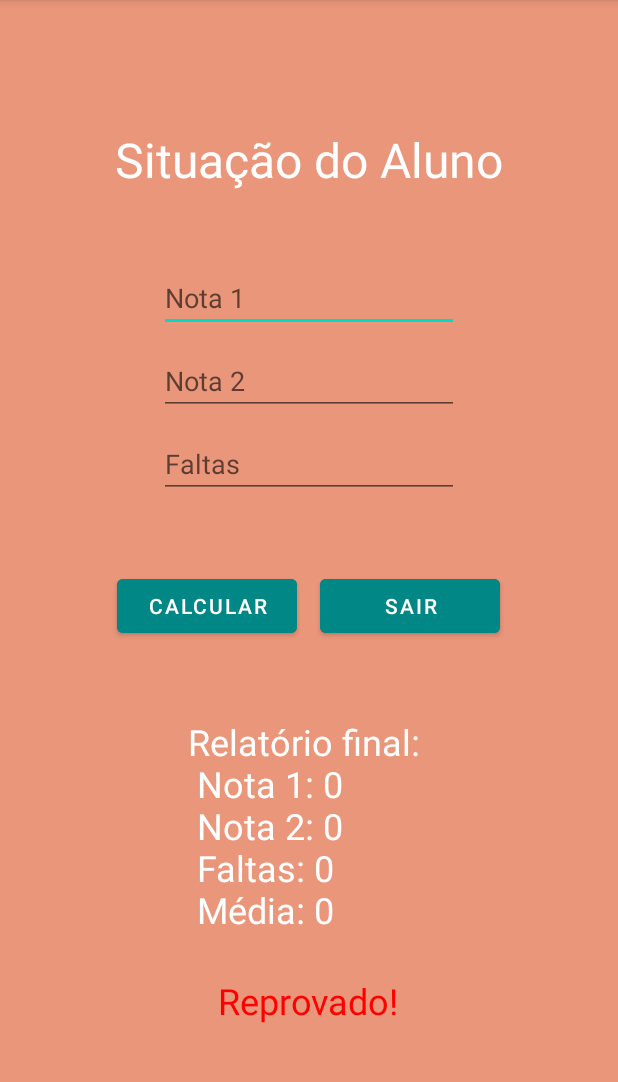
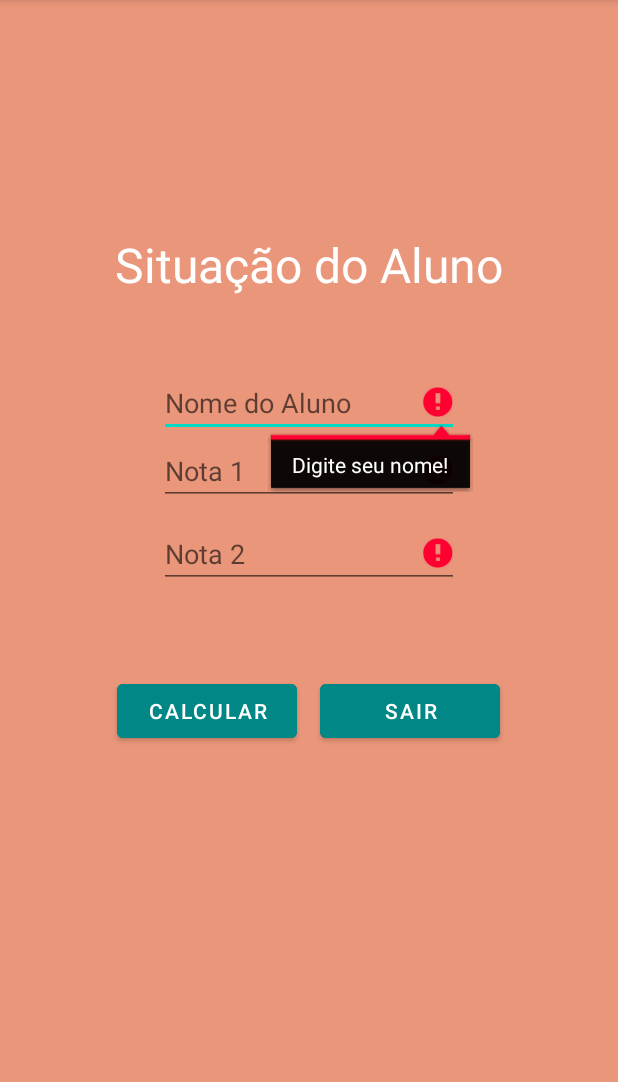
Before and after one commit to marianasgit/controleDeNotas, an Android app: the screen it shows after launch (MainActivity), after a tap on "CALCULAR", on a phone screen of 412 x 824 dp, the part 84-1166 px from its top. Run offline under Robolectric (Android 15) with nearby library versions, the phone set to English and light mode, and no system bars.

Commit message:
adicionando funcoes

```diff
--- a/app/src/main/java/com/example/controledenotas/MainActivity.kt
+++ b/app/src/main/java/com/example/controledenotas/MainActivity.kt
@@ -6,6 +6,10 @@ import android.os.Bundle
 import android.widget.Button
 import android.widget.EditText
 import android.widget.TextView
+
+private lateinit var nomeEditText: EditText
+private lateinit var nota1EditText: EditText
+private lateinit var nota2EditText: EditText
 
 class MainActivity : AppCompatActivity() {
     override fun onCreate(savedInstanceState: Bundle?) {
@@ -16,24 +20,26 @@ class MainActivity : AppCompatActivity() {
         val sair = findViewById<Button>(R.id.sair)
 
         calcular.setOnClickListener {
-            val nota1 = findViewById<EditText>(R.id.nota1).text.toString().toInt()  //resgatando os valores inseridos pelo usuário
-            val nota2 = findViewById<EditText>(R.id.nota2).text.toString().toInt()
-            val faltas = findViewById<EditText>(R.id.faltas).text.toString().toInt()
+              //resgatando os valores inseridos pelo usuário
             val relatorio = findViewById<TextView>(R.id.relatorio)
             val situacao = findViewById<TextView>(R.id.situacao)
 
-            val media = (nota1 + nota2) / 2
+            nota1EditText = findViewById(R.id.nota1)
+            nota2EditText = findViewById(R.id.nota2)
+            nomeEditText = findViewById(R.id.nome)
 
-            relatorio.text = "Relatório final: \n Nota 1: ${nota1} \n Nota 2: ${nota2} \n Faltas: ${faltas} \n Média: ${media} \n "
+            if (validarCampos()) {
 
-            if (media >=5) {
-                situacao.text = "Aprovado!"
-                situacao.setTextColor(Color.GREEN)
-            } else {
-                situacao.text = "Reprovado!"
-                situacao.setTextColor(Color.RED)
+                val nota1 = nota1EditText.text.toString().toInt()
+                val nota2 = nota2EditText.text.toString().toInt()
+                val nome = nomeEditText.text.toString()
+
+                val media = calcularMedia(nota1, nota2)
+
+                //relatorio.text = "Relatório final: \n Aluno: ${nome} \n Nota 1: ${nota1} \n Nota 2: ${nota2} \n Média: ${media} \n "
+
+                relatorio.text = situacaoAluno(media)
             }
-
 
         }
 
@@ -41,4 +47,52 @@ class MainActivity : AppCompatActivity() {
             finish()
         }
     }
+//
+//    fun situacaoAluno(media: Int): String {
+//        if (media >=5) {
+//            return "Aprovado"
+//        } else {
+//            return "Reprovado!"
+//        }
+//    }
+
+//    private fun calcularMedia(nota1: Double, nota2: Double): Double {
+//        return (nota1 + nota2) / 2
+//    }
+//                                                                                      fazendo a mesma funcao de maneiras diferentes
+//   private fun calcularMedia(nota1: Double, nota2: Double) = (nota1 + nota2) / 2
+
+//    val calcularMedia = { nota1: Double, nota2: Double -> (nota1 + nota2) / 2 }
+
+//    fun calcularMedia (vararg notas:Int): Int{   //recebendo varios argumentos com vararg (comportamento de array, recebe varios argumentos)
+//
+//        var soma = 0
+//
+//        for (nota in notas) {
+//            soma += nota
+//        }
+//
+//        return soma / notas.size
+//    }
+
+
+    private fun validarCampos(): Boolean {
+        var noError = true
+        if (nomeEditText.text.isBlank()) {
+            nomeEditText.setError("Digite seu nome!")
+            noError = false
+        }
+
+        if (nota1EditText.text.isBlank()) {
+            nota1EditText.setError("Preencha a primeira nota!")
+            noError = false
+        }
+
+        if (nota2EditText.text.isBlank()) {
+            nota2EditText.setError("Preencha a segunda nota!")
+            noError = false
+        }
+
+        return noError
+    }
 }
--- a/app/src/main/res/layout/activity_main.xml
+++ b/app/src/main/res/layout/activity_main.xml
@@ -20,6 +20,14 @@
         android:textColor="@color/white"/>
 
     <EditText
+        android:id="@+id/nome"
+        android:layout_width="200dp"
+        android:layout_height="wrap_content"
+        android:hint="Nome do Aluno"
+        android:inputType="text"
+        android:textColor="@color/white"/>
+
+    <EditText
         android:id="@+id/nota1"
         android:layout_width="200dp"
         android:layout_height="wrap_content"
@@ -36,14 +44,6 @@
         android:textColor="@color/white"
         android:layout_marginTop="10dp"
         android:layout_marginBottom="10dp"/>
-
-    <EditText
-        android:id="@+id/faltas"
-        android:layout_width="200dp"
-        android:layout_height="wrap_content"
-        android:hint="Faltas"
-        android:inputType="number"
-        android:textColor="@color/white"/>
 
     <LinearLayout
         android:layout_width="match_parent"
```
Also changed, not shown: app/src/main/java/com/example/controledenotas/Media.kt (added, +20 -0 lines).
